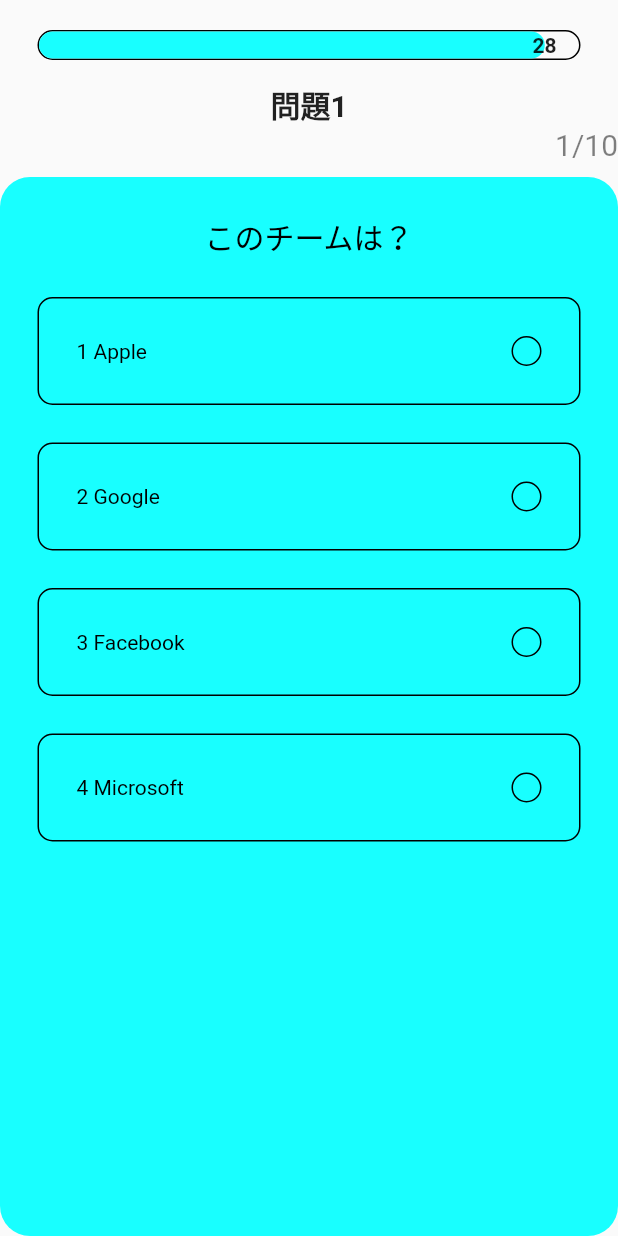
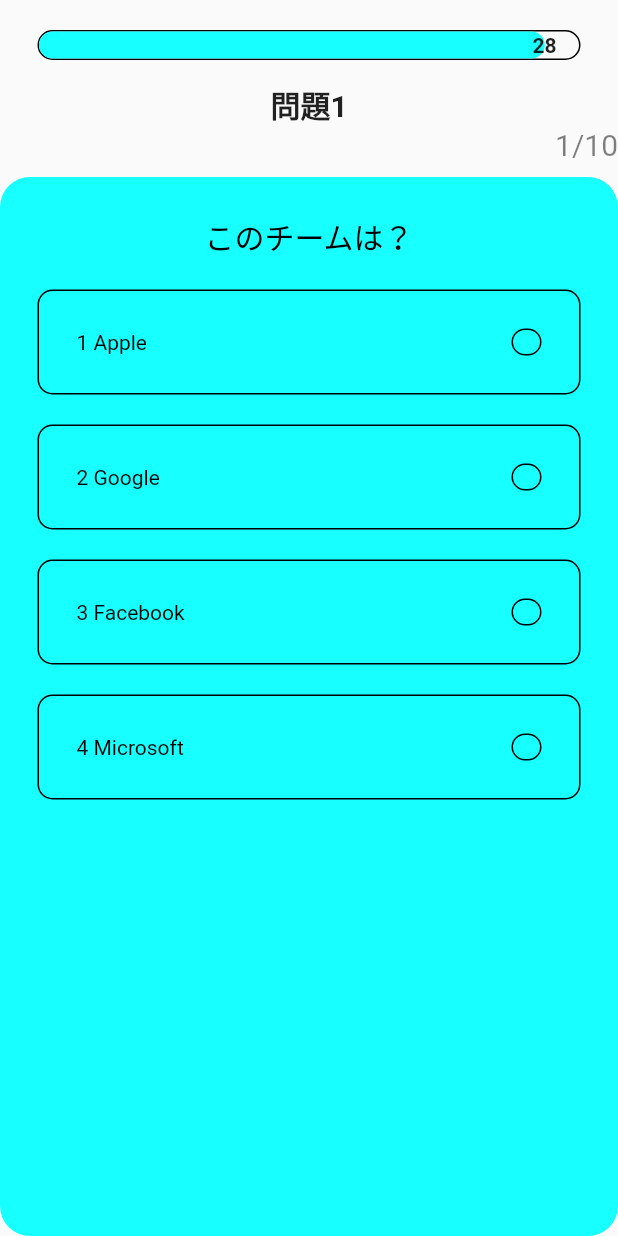
Before and after one commit to tomohiro1024/flutter_football, a Flutter app: the Body screen opened directly, on a phone screen of 412 x 824 dp. Run offline on Flutter 3.47's test engine with Material 2 defaults, Android fonts, the phone set to English and light mode, and no system bars; our stand-ins replace get.

Commit message:
微修正

```diff
--- a/lib/screens/quiz/components/option.dart
+++ b/lib/screens/quiz/components/option.dart
@@ -37,7 +37,8 @@ class Option extends StatelessWidget {
           return InkWell(
             onTap: press,
             child: Container(
-              margin: const EdgeInsets.only(top: 25),
+              height: 70,
+              margin: const EdgeInsets.only(top: 20),
               padding: const EdgeInsets.all(25),
               decoration: BoxDecoration(
                 border: Border.all(color: getColor()),
--- a/lib/screens/quiz/components/question_card.dart
+++ b/lib/screens/quiz/components/question_card.dart
@@ -34,7 +34,7 @@ class QuestionCard extends StatelessWidget {
             ),
           ),
           // ここにイメージ画像を貼る予定
-          // SizedBox(height: 50),
+          // SizedBox(height: 88),
           ...List.generate(
             question.options!.length,
             (index) => Option(
```
